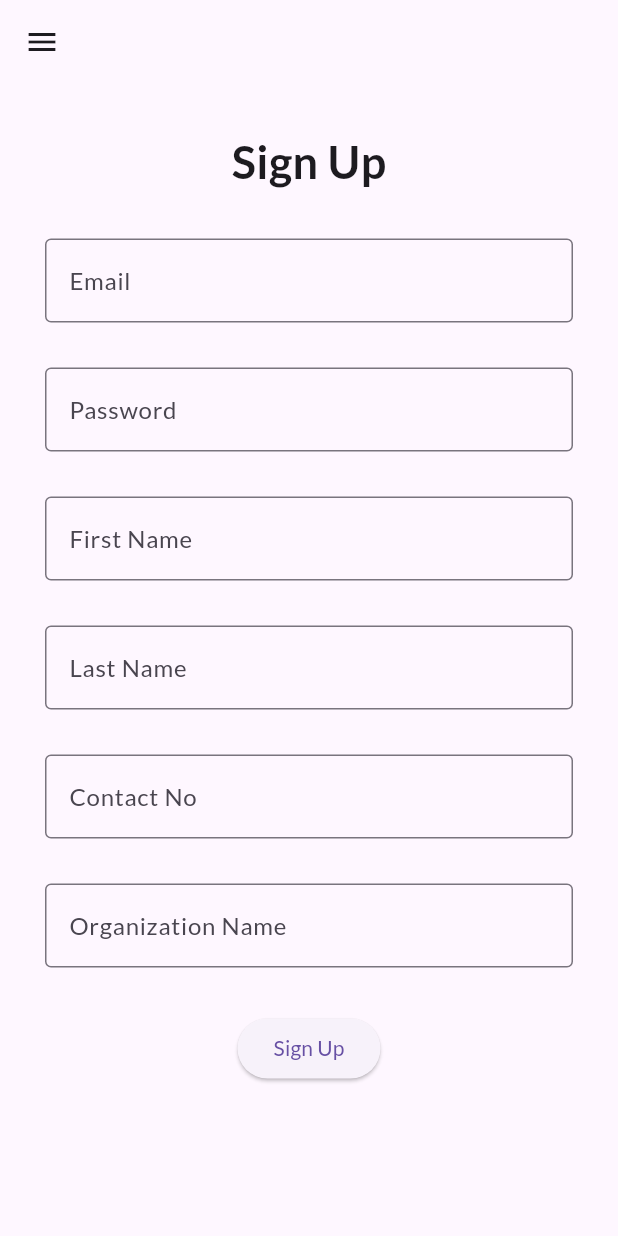
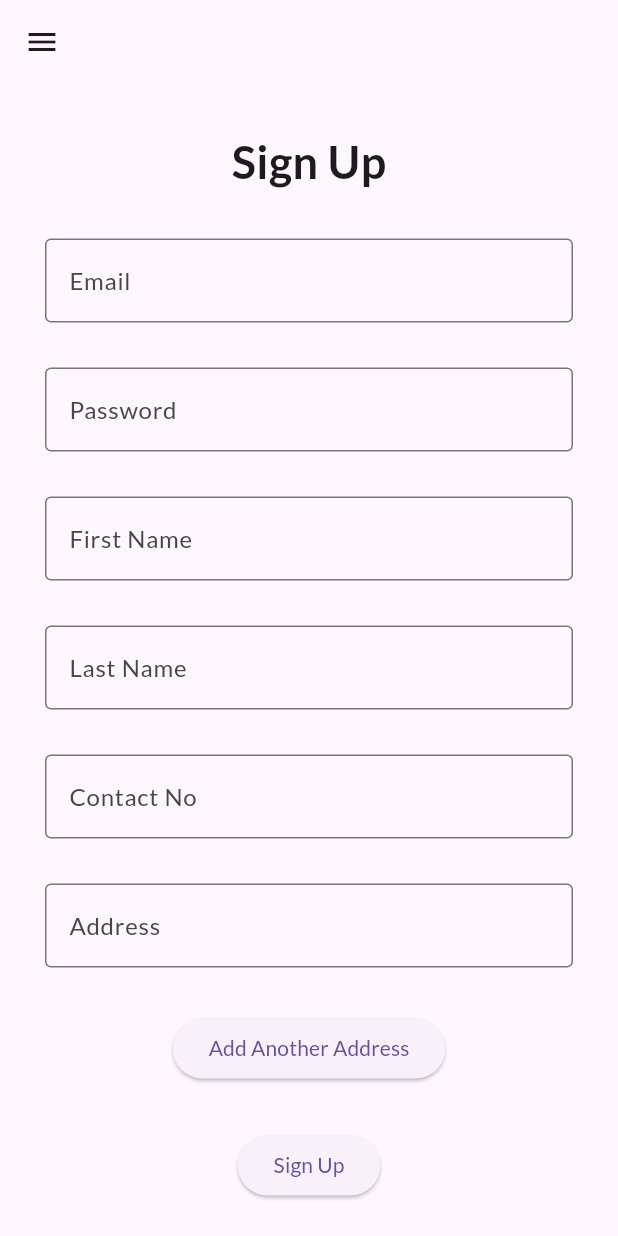
Before and after one commit to SadieBeltran/CMSC-23-Elbi-Donation-System, a Flutter app: the SignUpPage screen opened directly, on a phone screen of 412 x 824 dp. Run offline on Flutter 3.47's test engine with Material 3 defaults, Android fonts, the phone set to English and light mode, and no system bars; our stand-ins replace cloud_firestore, firebase_auth, firebase_core, flutter_riverpod, google_fonts; accounts and stored records are empty; generated files the repository leaves out were written again.

Commit message:
fix: Donor Authentication

```diff
--- a/lib/data_models/donor.dart
+++ b/lib/data_models/donor.dart
@@ -1,52 +1,38 @@
 import 'dart:convert';
 
 import 'package:uuid/uuid.dart';
-import 'app_user.dart';
 
 // utility object that generates unique id
 const uuid = Uuid();
 
-class Donor extends AppUser {
-  // properties
+class Donor {
+  //PROPERTIES
   String? uid;
+  String firstName;
+  String lastName;
+  String userName;
+  List<String> addresses;
+  String contactNumber;
   // constructor
   Donor({
     this.uid,
-    // required this.name,
-    required super.firstName,
-    required super.lastName,
-    required super.userName,
-    super.userType,
+    required this.firstName,
+    required this.lastName,
+    required this.userName,
     // required this.password,
-    // required this.addresses,
-    required super.contactNumber,
-    required super.email,
-  }) {
-    // if the value of id is null, then the app will auto fill the id field
-    uid = uid ?? uuid.v4();
-    super.userType = 0;
-  }
-
-  // // properties
-  // // final Map<String, String> name;
-  // final String firstName;
-  // final String lastName;
-  // final String username;
-  // // final String password;
-  // // final List<String> addresses;
-  // final String contactNumber;
-
+    required this.addresses,
+    required this.contactNumber,
+  });
   // Factory constructor to instantiate object from json format
   factory Donor.fromJson(Map<String, dynamic> json) {
     return Donor(
-        uid: json['id'],
-        firstName: json['firstName'],
-        lastName: json['lastName'],
-        userName: json['username'],
-        userType: json['userType'],
-        // addresses: json['addresses'],
-        contactNumber: json['contactNumer'],
-        email: json['email']);
+      uid: json['uid'],
+      firstName: json['firstName'],
+      lastName: json['lastName'],
+      userName: json['username'],
+      addresses: json['addresses'],
+      contactNumber: json['contactNumer'],
+    );
   }
 
   static List<Donor> fromJsonArray(String jsonData) {
@@ -56,11 +42,11 @@ class Donor extends AppUser {
 
   Map<String, dynamic> toJson(Donor donor) {
     return {
-      'id': donor.id,
+      'uid': donor.uid,
       'firstName': donor.firstName,
       'lastName': donor.lastName,
       'username': donor.userName,
-      // 'addresses': donor.addresses,
+      'addresses': donor.addresses,
       'contactNumber': contactNumber
     };
   }
--- a/lib/providers/donor_provider.dart
+++ b/lib/providers/donor_provider.dart
@@ -24,6 +24,10 @@ class DonorListProvider with ChangeNotifier {
     notifyListeners();
   }
 
+  Future<bool> usernameExists(String username) async {
+    return await firebaseService.usernameExists(username);
+  }
+
   // void editTodo(String id, String newTitle) async {
   //   await firebaseService.editTodo(id, newTitle);
   //   notifyListeners();
--- a/lib/screens/authentication_screens/sign_up_page.dart
+++ b/lib/screens/authentication_screens/sign_up_page.dart
@@ -30,10 +30,20 @@ class _SignUpPageState extends State<SignUpPage> {
   String? userName;
   String? password;
   List<String>? addresses;
+  List<TextEditingController> addressControllers = [TextEditingController()];
   String? contactNo;
   int typeOfUser = 0; //0 means donor, 1 means organization
   String? nameOfOrg;
   // String? proofOfLegitimacy; //I think images should be implemented later on... (kinda a pain to think about)
+  String? usernameError;
+
+  @override
+  void dispose() {
+    for (var controller in addressControllers) {
+      controller.dispose();
+    }
+    super.dispose();
+  }
 
   @override
   Widget build(BuildContext context) {
@@ -51,11 +61,15 @@ class _SignUpPageState extends State<SignUpPage> {
                       heading,
                       emailField,
                       passwordField,
+                      // userNameField,
                       firstNameField,
                       lastNameField,
                       contactNum,
-                      orgName,
-                      submitButton
+                      ...addressFields,
+                      addAddressButton,
+                      // orgName,
+                      submitButton,
+                      signUpOrgButton
                     ],
                   ))),
         ));
@@ -112,6 +126,36 @@ class _SignUpPageState extends State<SignUpPage> {
         ),
       );
 
+  // Widget get userNameField => Padding(
+  //     padding: const EdgeInsets.only(bottom: 30),
+  //     child: Column(
+  //       children: [
+  //         TextFormField(
+  //           decoration: const InputDecoration(
+  //               border: OutlineInputBorder(),
+  //               label: Text("Username"),
+  //               hintText: "Enter username"),
+  //           onSaved: (value) =>
+  //               setState(() => /*name['firstName']*/ userName = value),
+  //           validator: (value) {
+  //             if (value == null || value.isEmpty) {
+  //               return "Username must not be empty";
+  //             }
+  //             return null;
+  //           },
+  //         ),
+  //         if (usernameError != null)
+  //           Padding(
+  //             padding: const EdgeInsets.only(top: 8.0),
+  //             child: Text(
+  //               usernameError!,
+  //               style: TextStyle(
+  //                   color: Theme.of(context).errorColor, fontSize: 12),
+  //             ),
+  //           ),
+  //       ],
+  //     ));
+
   Widget get firstNameField => Padding(
         padding: const EdgeInsets.only(bottom: 30),
         child: TextFormField(
@@ -148,6 +192,24 @@ class _SignUpPageState extends State<SignUpPage> {
         ),
       );
 
+  Widget get signUpOrgButton => Padding(
+        padding: const EdgeInsets.all(30),
+        child: Row(
+          mainAxisAlignment: MainAxisAlignment.center,
+          children: [
+            // const Text("No account yet?"),
+            TextButton(
+                onPressed: () {
+                  // Navigator.push(
+                  //     context,
+                  //     MaterialPageRoute(
+                  //         builder: (context) => const SignUpPage()));
+                },
+                child: const Text("Sign Up as an Organization"))
+          ],
+        ),
+      );
+
 // might want to change it to <dropdown> <number field> for convenience
   // Widget get contactNum => textFormFieldGenerator(
   //     RegExp(r"^(\+639|09)\d{9}$"),
@@ -174,36 +236,95 @@ class _SignUpPageState extends State<SignUpPage> {
         ),
       );
 
-  Widget get address => Padding(
+  // Widget get address => Padding(
+  //       padding: const EdgeInsets.only(bottom: 30),
+  //       child: TextFormField(
+  //         decoration: InputDecoration(
+  //             border: const OutlineInputBorder(),
+  //             label: Text('Address'),
+  //             hintText: "Insert organization name here"),
+  //         onSaved: (value) => setState(() => addresses?.add(value!)),
+  //         validator: (value) {
+  //           if (value == null || value.isEmpty) {
+  //             return "Address must not be empty";
+  //           } else if (RegExp(r"^[^\n]{0,79}$").hasMatch(value)) {
+  //             return "Address must not contain new lines and must not exceed 79 characters!";
+  //           }
+  //           return null;
+  //         },
+  //       ),
+  //     );
+
+  List<Widget> get addressFields => addressControllers
+      .map((controller) => Padding(
             padding: const EdgeInsets.only(bottom: 30),
             child: TextFormField(
-          decoration: InputDecoration(
-              border: const OutlineInputBorder(),
-              label: Text('Address'),
-              hintText: "Insert organization name here"),
-          onSaved: (value) => setState(() => addresses?.add(value!)),
+              controller: controller,
+              decoration: const InputDecoration(
+                border: OutlineInputBorder(),
+                label: Text("Address"),
+                hintText: "Enter your address",
+              ),
+              onSaved: (value) => setState(() {
+                if (value != null && value.isNotEmpty) {
+                  addresses?.add(value);
+                }
+              }),
               validator: (value) {
                 if (value == null || value.isEmpty) {
                   return "Address must not be empty";
-            } else if (RegExp(r"^[^\n]{0,79}$").hasMatch(value)) {
-              return "Address must not contain new lines and must not exceed 79 characters!";
+                } else if (value.contains('\n')) {
+                  return "Address must not contain new lines!";
+                } else if (value.length > 79) {
+                  return "Address must not exceed 79 characters!";
                 }
                 return null;
               },
             ),
+          ))
+      .toList();
+
+  Widget get addAddressButton => Padding(
+        padding: const EdgeInsets.only(bottom: 30),
+        child: ElevatedButton(
+          onPressed: () {
+            setState(() {
+              addressControllers.add(TextEditingController());
+            });
+          },
+          child: const Text("Add Another Address"),
+        ),
       );
 
-  Widget get orgName => textFormFieldGenerator(
-      RegExp(r"^[^\n]{0,79}$"),
-      "Organization Name",
-      "Insert organization name here",
-      "must not contain new lines and must not exceed 79 characters!",
-      nameOfOrg);
+  // Widget get orgName => textFormFieldGenerator(
+  //     RegExp(r"^[^\n]{0,79}$"),
+  //     "Organization Name",
+  //     "Insert organization name here",
+  //     "must not contain new lines and must not exceed 79 characters!",
+  //     nameOfOrg);
 
   Widget get submitButton => ElevatedButton(
       onPressed: () async {
         if (_formKey.currentState!.validate()) {
+          print(
+              "${firstName}, ${lastName}, ${email}, ${addresses}, ${contactNo}");
+          // Check if the username already exists
+          // bool usernameTaken =
+          //     await context.read<DonorListProvider>().usernameExists(userName!);
+          // if (usernameTaken) {
+          //   setState(() {
+          //     usernameError =
+          //         "Username already taken. Please choose another one.";
+          //   });
+          //   return;
+          // } else {
+          //   setState(() {
+          //     usernameError = null;
+          //   });
+          // }
+
           _formKey.currentState!.save();
+
           await context
               .read<UserAuthProvider>()
               .authService
@@ -213,11 +334,12 @@ class _SignUpPageState extends State<SignUpPage> {
               uid: context.read<UserAuthProvider>().uid,
               firstName: firstName!,
               lastName: lastName!,
-              userName: userName!,
-              email: email!,
-              // addresses: addresses!,
+              userName: email!,
+              addresses: addressControllers
+                  .map((controller) => controller.text)
+                  .toList(),
               contactNumber: contactNo!);
-          print(newDonor);
+
           await context.read<DonorListProvider>().addDonor(newDonor);
         }
         //   // check if the widget hasn't been disposed of after an asynchronous action
--- a/lib/screens/donor_screens/donate_screen.dart
+++ b/lib/screens/donor_screens/donate_screen.dart
@@ -1,4 +1,4 @@
-import 'dart:js_util';
+// import 'dart:js_util';
 
 import 'package:cloud_firestore/cloud_firestore.dart';
 import 'package:elbi_donation_system/data_models/donation_drive.dart';
```
Also changed, not shown: lib/api/firebase_donor_api.dart (+27 -2 lines), lib/data/dummy_donors.dart (+3 -4 lines). Lines whose indentation alone changed are shown as unchanged.
